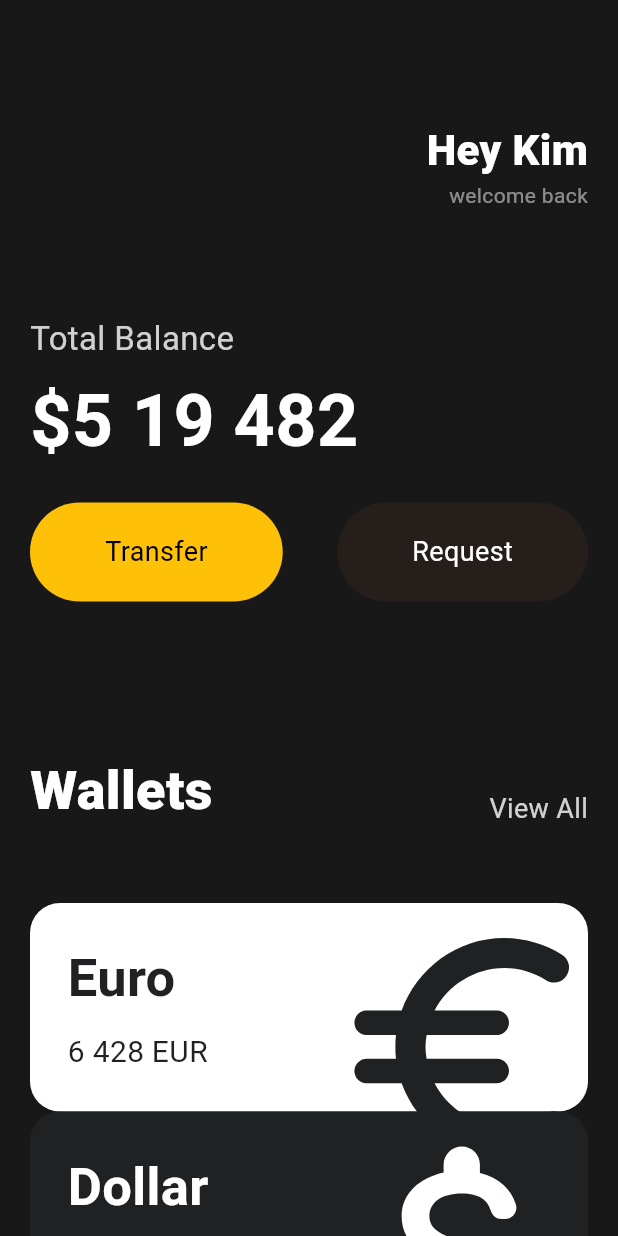
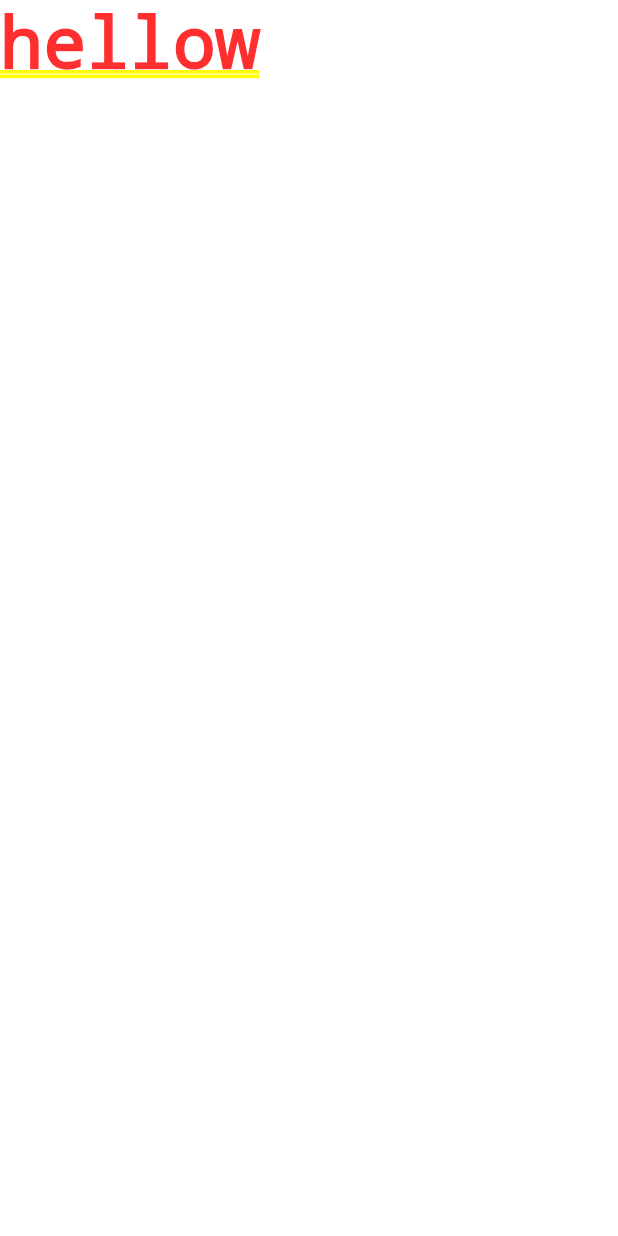
Before and after one commit to DenOfWombat/flutterStudy01, a Flutter app: the screen it shows after launch, on a phone screen of 412 x 824 dp. Run offline on Flutter 3.47's test engine with Material 3 defaults, Android fonts, the phone set to English and light mode, and no system bars.

Commit message:
first commit

```diff
--- a/lib/main.dart
+++ b/lib/main.dart
@@ -1,6 +1,4 @@
 import 'package:flutter/material.dart';
-import 'package:fluttertoon/widgets/button.dart';
-import 'package:fluttertoon/widgets/currency_card.dart';
 
 void main() {
   runApp(const App());
@@ -16,138 +14,8 @@ class App extends StatefulWidget {
 class _AppState extends State<App> {
   @override
   Widget build(BuildContext context) {
-    return MaterialApp(
-      home: Scaffold(
-        backgroundColor: const Color(0xFF181818),
-        body: SafeArea(
-          child: SingleChildScrollView(
-            child: Padding(
-              padding: const EdgeInsets.symmetric(
-                horizontal: 20,
-              ),
-              child: Column(
-                crossAxisAlignment: CrossAxisAlignment.start,
-                children: [
-                  const SizedBox(
-                    height: 80,
-                  ),
-                  Row(
-                    mainAxisAlignment: MainAxisAlignment.end,
-                    children: [
-                      Column(
-                        crossAxisAlignment: CrossAxisAlignment.end,
-                        children: [
-                          const Text(
-                            "Hey Kim",
-                            style: TextStyle(
-                              color: Colors.white,
-                              fontSize: 28,
-                              fontWeight: FontWeight.w800,
-                            ),
-                          ),
-                          Text(
-                            "welcome back",
-                            style: TextStyle(
-                              color: Colors.white.withValues(alpha: 0.5),
-                            ),
-                          ),
-                        ],
-                      ),
-                    ],
-                  ),
-                  const SizedBox(
-                    height: 70,
-                  ),
-                  Text(
-                    "Total Balance",
-                    style: TextStyle(
-                      color: Colors.white.withValues(alpha: 0.8),
-                      fontSize: 22,
-                    ),
-                  ),
-                  const SizedBox(
-                    height: 5,
-                  ),
-                  const Text(
-                    "\$5 19 482",
-                    style: TextStyle(
-                      fontSize: 48,
-                      color: Colors.white,
-                      fontWeight: FontWeight.w700,
-                    ),
-                  ),
-                  const SizedBox(
-                    height: 20,
-                  ),
-                  const Row(
-                    mainAxisAlignment: MainAxisAlignment.spaceBetween,
-                    children: [
-                      Button(
-                        text: "Transfer",
-                        bgColor: Colors.amber,
-                        textColor: Colors.black,
-                      ),
-                      Button(
-                        text: "Request",
-                        bgColor: Color(0x0ff18338),
-                        textColor: Colors.white,
-                      )
-                    ],
-                  ),
-                  const SizedBox(
-                    height: 100,
-                  ),
-                  Row(
-                    mainAxisAlignment: MainAxisAlignment.spaceBetween,
-                    crossAxisAlignment: CrossAxisAlignment.end,
-                    children: [
-                      const Text(
-                        "Wallets",
-                        style: TextStyle(
-                          color: Colors.white,
-                          fontWeight: FontWeight.w800,
-                          fontSize: 36,
-                        ),
-                      ),
-                      Text(
-                        "View All",
-                        style: TextStyle(
-                          color: Colors.white.withValues(alpha: 0.80),
-                          fontSize: 18,
-                        ),
-                      )
-                    ],
-                  ),
-                  const SizedBox(
-                    height: 50,
-                  ),
-                  const CurrencyCard(
-                    text: "Euro",
-                    money: "6 428",
-                    moneyName: "EUR",
-                    iconData: Icons.euro_rounded,
-                    isInverted: true,
-                  ),
-                  const CurrencyCard(
-                    text: "Dollar",
-                    money: "6 428",
-                    moneyName: "EUR",
-                    iconData: Icons.attach_money_rounded,
-                    isInverted: false,
-                  ),
-                  const CurrencyCard(
-                    text: "Rupee",
-                    money: "55 622",
-                    moneyName: "INR",
-                    iconData: Icons.euro_rounded,
-                    isInverted: true,
-                  ),
-                ],
-              ),
-            ),
-          ),
-        ),
-      ),
+    return const MaterialApp(
+      home: Text("hellow"),
     );
   }
 }
--- a/lib/widgets/button.dart
+++ /dev/null
@@ -1,32 +0,0 @@
-import 'package:flutter/material.dart';
-
-class Button extends StatelessWidget {
-  final String text;
-  final Color bgColor;
-  final Color textColor;
-
-  const Button({
-    super.key,
-    required this.text,
-    required this.bgColor,
-    required this.textColor,
-  });
-
-  @override
-  Widget build(BuildContext context) {
-    return Container(
-      decoration: BoxDecoration(
-          color: bgColor, borderRadius: BorderRadius.circular(45)),
-      child: Padding(
-        padding: const EdgeInsets.symmetric(
-          vertical: 20,
-          horizontal: 50,
-        ),
-        child: Text(
-          text,
-          style: TextStyle(fontSize: 18, color: textColor),
-        ),
-      ),
-    );
-  }
-}
--- a/lib/widgets/currency_card.dart
+++ /dev/null
@@ -1,88 +0,0 @@
-import 'package:flutter/material.dart';
-
-class CurrencyCard extends StatelessWidget {
-  final String text;
-  final String money;
-  final String moneyName;
-  final IconData iconData;
-  final bool isInverted;
-
-  final _blackColor = const Color(0xFF1F2123);
-
-  const CurrencyCard({
-    super.key,
-    required this.text,
-    required this.money,
-    required this.moneyName,
-    required this.iconData,
-    required this.isInverted,
-  });
-
-  @override
-  Widget build(BuildContext context) {
-    return Container(
-      clipBehavior: Clip.hardEdge,
-      decoration: BoxDecoration(
-        color: isInverted ? Colors.white : _blackColor,
-        borderRadius: const BorderRadius.all(
-          Radius.circular(20),
-        ),
-      ),
-      child: Padding(
-        padding: const EdgeInsets.all(25),
-        child: Row(
-          mainAxisAlignment: MainAxisAlignment.spaceBetween,
-          children: [
-            Column(
-              crossAxisAlignment: CrossAxisAlignment.start,
-              children: [
-                Text(
-                  text,
-                  style: TextStyle(
-                      color: isInverted ? _blackColor : Colors.white,
-                      fontSize: 35,
-                      fontWeight: FontWeight.w600),
-                ),
-                const SizedBox(
-                  height: 10,
-                ),
-                Row(
-                  children: [
-                    Text(
-                      money,
-                      style: TextStyle(
-                        color: isInverted ? _blackColor : Colors.white,
-                        fontSize: 20,
-                      ),
-                    ),
-                    const SizedBox(
-                      width: 5,
-                    ),
-                    Text(
-                      moneyName,
-                      style: TextStyle(
-                        color: isInverted ? _blackColor : Colors.white,
-                        fontSize: 20,
-                      ),
-                    ),
-                  ],
-                ),
-              ],
-            ),
-            Transform.scale(
-              scale: 2.2,
-              child: Transform.translate(
-                offset: const Offset(-5, 12),
-                child: Icon(
-                  iconData,
-                  color: isInverted ? _blackColor : Colors.white,
-                  size: 88,
-                ),
-              ),
-            )
-          ],
-        ),
-      ),
-    );
-  }
-}
```
